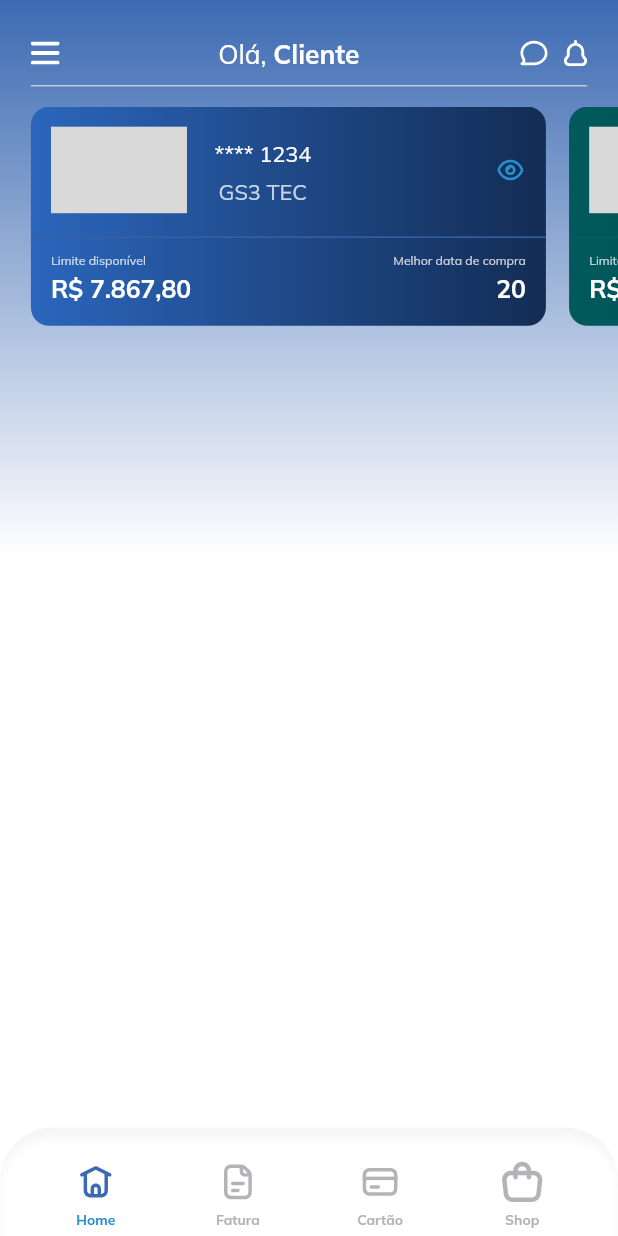
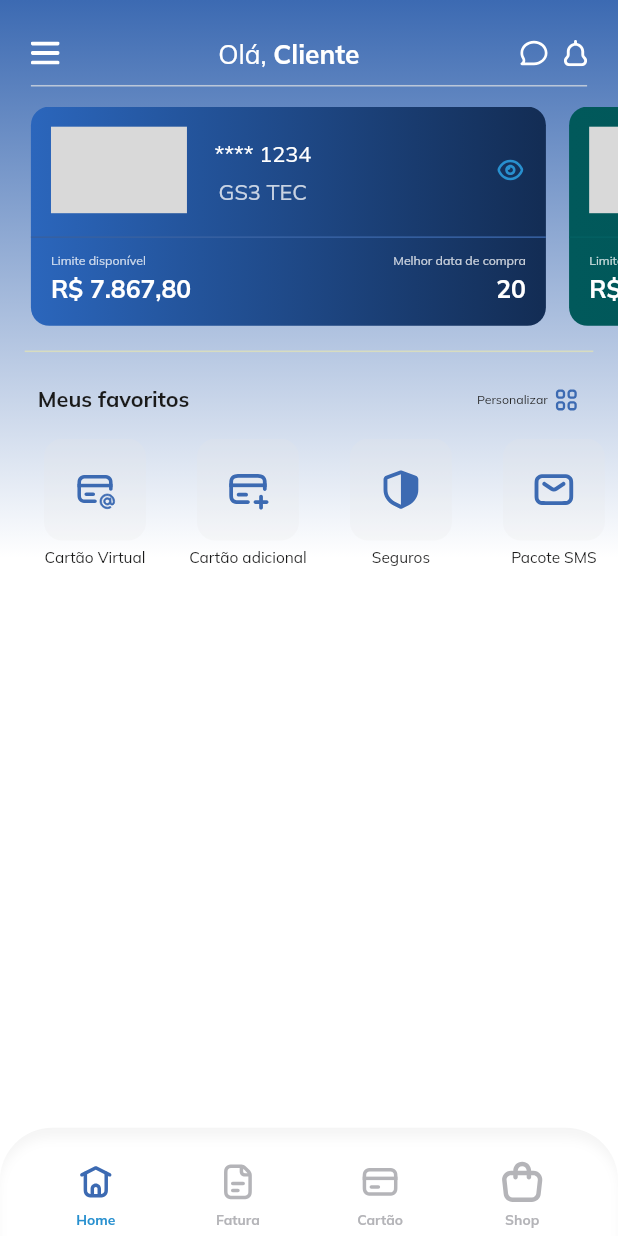
Before and after one commit to Marcoslima016/desafio_gs3, a Flutter app: the screen it shows after launch, on a phone screen of 412 x 824 dp. Run offline on Flutter 3.47's test engine with Material 2 defaults, Android fonts, the phone set to English and light mode, and no system bars; our stand-ins replace flutter_screenutil, flutter_svg, google_fonts.

Commit message:
feat: MyFavoritesMenu

```diff
--- a/lib/app/modules/home/presentation/home.view.dart
+++ b/lib/app/modules/home/presentation/home.view.dart
@@ -21,15 +21,34 @@ class _HomeViewState extends State<HomeView> {
       backgroundColor: Colors.white,
       body: PageBackground(
         child: Column(
-          children: const [
+          children: [
             //-------- TOP BAR --------
-            HomeTopBar(),
+            const HomeTopBar(),
 
             //-------- BANK CARDS --------
-            CardsHorizontalList(),
+            const CardsHorizontalList(),
+
+            //-- DIVISOR --
+            divider(),
+
+            //----- MENU 'FAVORITOS' -----
+            const MyFavoritesMenu(),
           ],
         ),
       ),
+    );
+  }
+
+  Widget divider() {
+    return Container(
+      width: 1.sw,
+      height: 1.h,
+      margin: EdgeInsets.only(
+        left: 16.sp,
+        right: 16.sp,
+        top: 16.sp,
+      ),
+      color: Color(0xffE5E5E5B2).withOpacity(0.7),
     );
   }
 }
--- a/lib/app/modules/home/presentation/widgets/my_favorites_menu/my_favorites_menu.imports.dart
+++ b/lib/app/modules/home/presentation/widgets/my_favorites_menu/my_favorites_menu.imports.dart
@@ -0,0 +1,2 @@
+export 'my_favorites_menu.imports.dart';
+export './presentation/presentation.imports.dart';
--- /dev/null
+++ b/lib/app/modules/home/presentation/widgets/my_favorites_menu/presentation/my_favorites_menu.view.dart
@@ -0,0 +1,160 @@
+import 'package:flutter/material.dart';
+import 'package:flutter_screenutil/flutter_screenutil.dart';
+import 'package:desafio_gs3/app/app.imports.dart';
+import 'package:flutter_svg/svg.dart';
+
+class MyFavoritesMenu extends StatefulWidget {
+  const MyFavoritesMenu({super.key});
+
+  @override
+  State<MyFavoritesMenu> createState() => _MyFavoritesMenuState();
+}
+
+class _MyFavoritesMenuState extends State<MyFavoritesMenu> {
+  @override
+  Widget build(BuildContext context) {
+    return Container(
+      width: 1.sw,
+      margin: EdgeInsets.only(
+        top: 22.h,
+      ),
+      child: Column(
+        crossAxisAlignment: CrossAxisAlignment.start,
+        children: [
+          //
+          //---------------------
+
+          Padding(
+            padding: EdgeInsets.only(left: 22.w, right: 22.w),
+            child: Row(
+              mainAxisAlignment: MainAxisAlignment.spaceBetween,
+              children: [
+                AText.headingSmall(
+                  "Meus favoritos",
+                ),
+                Row(
+                  children: [
+                    AText.labelSmall(
+                      "Personalizar",
+                      color: Colors.grey[900],
+                    ),
+                    SizedBox(width: 3.sp),
+                    SvgPicture.asset(
+                      "assets/icons/Grid Four 2.svg",
+                      color: AppTheme.colors.primary,
+                      width: 18.sp,
+                      fit: BoxFit.fitWidth,
+                    ),
+                  ],
+                ),
+              ],
+            ),
+          ),
+
+          //---------------------
+
+          Padding(
+            padding: EdgeInsets.only(top: 16.h),
+            child: SingleChildScrollView(
+              scrollDirection: Axis.horizontal,
+              child: Row(
+                mainAxisAlignment: MainAxisAlignment.start,
+                children: [
+                  SizedBox(width: 16.sp),
+                  //
+                  MenuButton(
+                    title: "Cartão Virtual",
+                    icon: SvgPicture.asset(
+                      "assets/icons/light/gym.svg",
+                      color: AppTheme.colors.primary,
+                      width: 30.sp,
+                      fit: BoxFit.fitWidth,
+                    ),
+                  ),
+                  //
+                  MenuButton(
+                    title: "Cartão adicional",
+                    icon: SvgPicture.asset(
+                      "assets/icons/light/Bank Card Add ou-lc.svg",
+                      color: AppTheme.colors.primary,
+                      width: 30.sp,
+                      fit: BoxFit.fitWidth,
+                    ),
+                  ),
+                  //
+                  MenuButton(
+                    title: "Seguros",
+                    icon: SvgPicture.asset(
+                      "assets/icons/mingcute_safe-shield-2-fill.svg",
+                      color: AppTheme.colors.primary,
+                      width: 30.sp,
+                      fit: BoxFit.fitWidth,
+                    ),
+                  ),
+                  //
+                  MenuButton(
+                    title: "Pacote SMS",
+                    icon: SvgPicture.asset(
+                      "assets/icons/Mail.svg",
+                      color: AppTheme.colors.primary,
+                      // width: 30.sp,
+                      height: 30.sp,
+                      // fit: BoxFit.fill,
+                    ),
+                  ),
+                  //
+                  MenuButton(
+                    title: "Seguros",
+                    icon: SvgPicture.asset(
+                      "assets/icons/mingcute_safe-shield-2-fill.svg",
+                      color: AppTheme.colors.primary,
+                      width: 30.sp,
+                      fit: BoxFit.fitWidth,
+                    ),
+                  ),
+                  //
+                ],
+              ),
+            ),
+          ),
+        ],
+      ),
+    );
+  }
+}
+
+class MenuButton extends StatelessWidget {
+  const MenuButton({
+    super.key,
+    required this.title,
+    required this.icon,
+  });
+
+  final String title;
+  final Widget icon;
+
+  @override
+  Widget build(BuildContext context) {
+    return Padding(
+      padding: EdgeInsets.only(right: 8.sp),
+      child: SizedBox(
+        width: 91.sp,
+        child: Column(
+          children: [
+            PrimaryCard(
+              child: SizedBox(
+                width: 66.sp,
+                height: 66.sp,
+                child: Center(
+                  child: icon,
+                ),
+              ),
+            ),
+            SizedBox(height: 6.h),
+            AText.bodySmall(title)
+          ],
+        ),
+      ),
+    );
+  }
+}
--- /dev/null
+++ b/lib/app/modules/home/presentation/widgets/my_favorites_menu/presentation/presentation.imports.dart
@@ -0,0 +1 @@
+export 'my_favorites_menu.view.dart';
--- a/lib/app/presentation/theme/tokens/theme_text_styles.dart
+++ b/lib/app/presentation/theme/tokens/theme_text_styles.dart
@@ -30,6 +30,7 @@ class ThemeTextStyles {
       fontSize: 22,
       fontWeight: FontWeight.w700,
       color: Colors.grey[50],
+      height: 1.42,
     ),
   );
 
@@ -55,7 +56,7 @@ class ThemeTextStyles {
     _parent.copyWith(
       fontSize: 14,
       fontWeight: FontWeight.w700,
-      color: Colors.grey[50],
+      color: Color(0xff1A1A1A),
     ),
   );
 
@@ -80,12 +81,13 @@ class ThemeTextStyles {
     ),
   );
 
+  // ** EM USO
   static IAppTextStyle bodySmall = IAppTextStyle.style(
     _parent.copyWith(
-      fontSize: 12,
+      fontSize: 10,
       fontWeight: FontWeight.w400,
-      // height: 1.18,
-      color: Colors.grey[600],
+      color: Color(0xff1A1A1A),
+      height: 1.10,
     ),
   );
 
--- a/lib/app/presentation/theme/widgets/atoms/atoms.imports.dart
+++ b/lib/app/presentation/theme/widgets/atoms/atoms.imports.dart
@@ -1 +1,3 @@
+export 'atoms.imports.dart';
+export 'primay_card.widget.dart';
 export 'text.atom.widget.dart';
--- /dev/null
+++ b/lib/app/presentation/theme/widgets/atoms/primay_card.widget.dart
@@ -0,0 +1,24 @@
+import 'package:flutter/cupertino.dart';
+import 'package:flutter/src/widgets/container.dart';
+import 'package:flutter/src/widgets/framework.dart';
+import 'package:flutter_screenutil/flutter_screenutil.dart';
+
+class PrimaryCard extends StatelessWidget {
+  const PrimaryCard({
+    super.key,
+    required this.child,
+  });
+
+  final Widget child;
+
+  @override
+  Widget build(BuildContext context) {
+    return Container(
+      decoration: BoxDecoration(
+        borderRadius: BorderRadius.circular(12.sp),
+        color: Color.fromRGBO(229, 229, 229, 0.20),
+      ),
+      child: child,
+    );
+  }
+}
--- a/pubspec.yaml
+++ b/pubspec.yaml
@@ -27,3 +27,4 @@ flutter:
   assets:
 
     - assets/icons/
+    - assets/icons/light/
```
Also changed, not shown: assets/icons/Bank Card Add ou-lc-2.svg (added), assets/icons/Grid Four 2.svg (added), assets/icons/Group 530130.svg (added), assets/icons/Mail.svg (added), assets/icons/Vector.svg (added), assets/icons/bank_card_plus/At.svg (added), assets/icons/bank_card_plus/Bank Card Add ou-lc.svg (added), assets/icons/gym-1.svg (added), assets/icons/gym.svg (added), assets/icons/light/Bank Card Add ou-lc.svg (added), assets/icons/light/gym.svg (added), assets/icons/mingcute_safe-shield-2-fill.svg (added).
